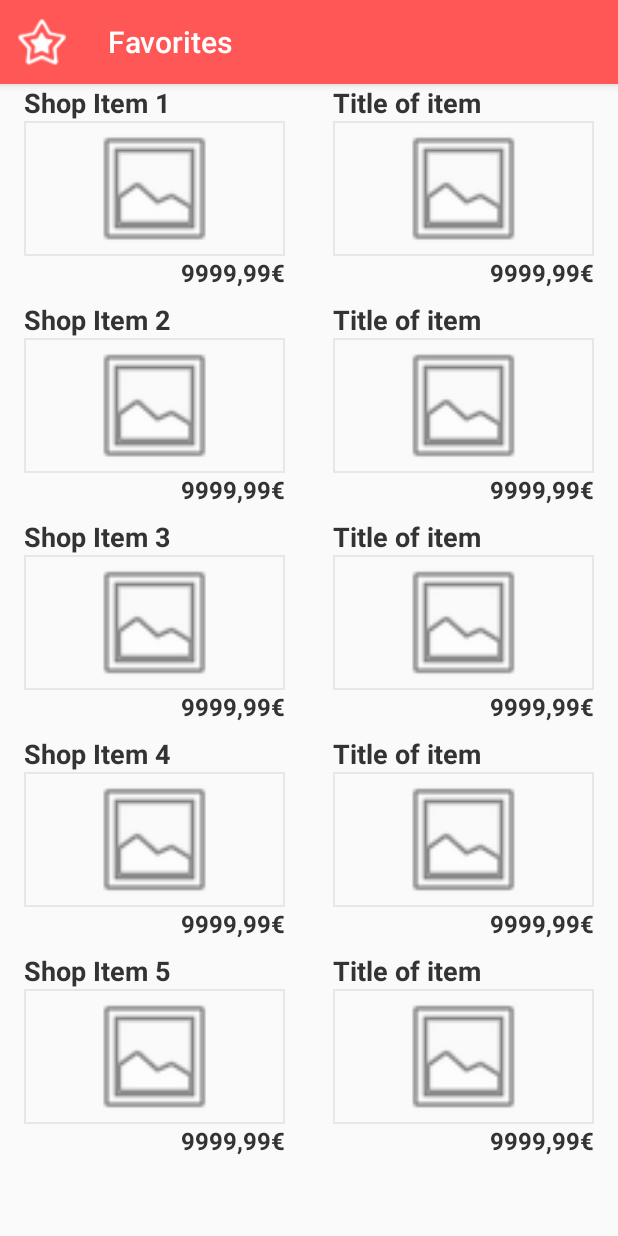
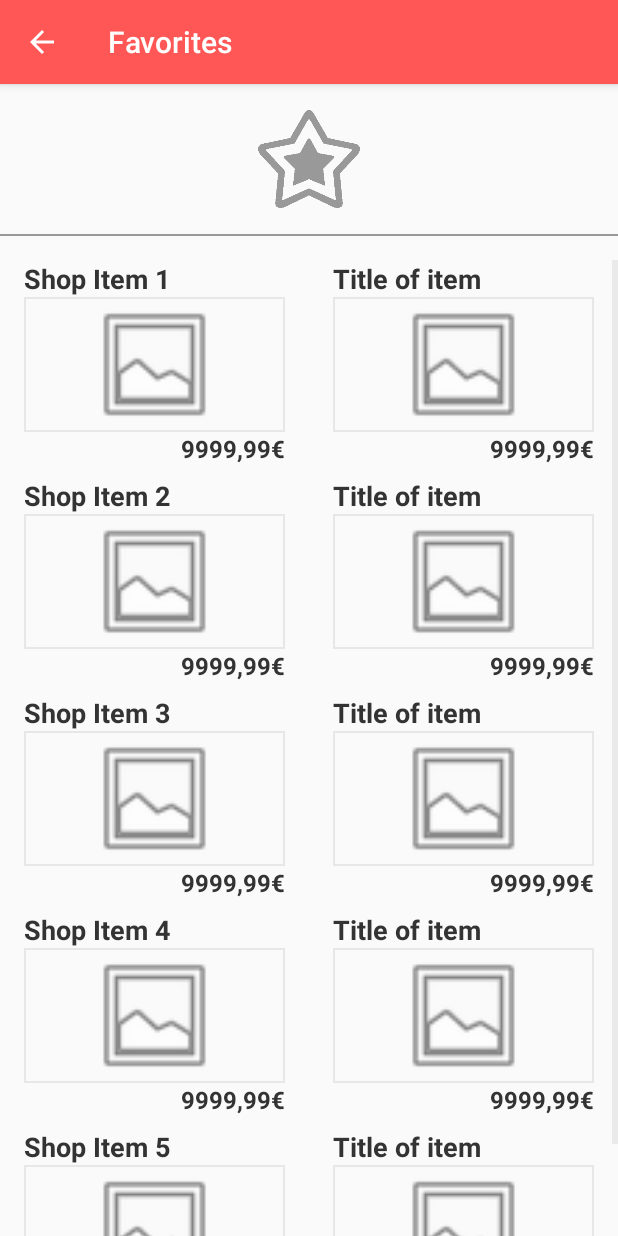
Before and after one commit to couch-dev/ShopProject, an Android app: the FavoritesActivity screen opened directly, with no data from a screen before it, on a phone screen of 412 x 824 dp. Run offline under Robolectric (Android 15) with nearby library versions, the phone set to English and light mode, and no system bars.

Commit message:
tiles activities gui update

```diff
--- a/app/src/main/java/net/couchdev/android/layoutsandbox/controller/FavoritesActivity.java
+++ b/app/src/main/java/net/couchdev/android/layoutsandbox/controller/FavoritesActivity.java
@@ -21,12 +21,14 @@
 package net.couchdev.android.layoutsandbox.controller;
 
 import android.content.Intent;
+import android.graphics.PorterDuff;
 import android.os.Bundle;
 import android.support.v7.app.AppCompatActivity;
 import android.view.MenuItem;
 import android.view.View;
 import android.widget.AdapterView;
 import android.widget.ArrayAdapter;
+import android.widget.ImageView;
 import android.widget.ListView;
 
 import net.couchdev.android.layoutsandbox.R;
@@ -38,7 +40,6 @@ public class FavoritesActivity extends AppCompatActivity{
         super.onCreate(savedInstanceState);
         setContentView(R.layout.activity_tiles);
         getSupportActionBar().setDisplayHomeAsUpEnabled(true);
-        getSupportActionBar().setHomeAsUpIndicator(R.drawable.actionbar_icon_favos);
 
         ListView listView = (ListView) findViewById(R.id.tilesList);
         ArrayAdapter<String> adapter = new ArrayAdapter<>(this, R.layout.item_tile, R.id.itemTitle1,
@@ -51,6 +52,10 @@ public class FavoritesActivity extends AppCompatActivity{
                 startActivity(intent);
             }
         });
+
+        ImageView icon = (ImageView) findViewById(R.id.iconImage);
+        icon.setImageResource(R.drawable.ic_favos_white);
+        icon.getDrawable().setColorFilter(getResources().getColor(R.color.light_gray), PorterDuff.Mode.MULTIPLY);
     }
 
     @Override
--- a/app/src/main/res/layout/activity_register.xml
+++ b/app/src/main/res/layout/activity_register.xml
@@ -55,7 +55,7 @@
         android:layout_alignParentRight="true"
         android:background="@drawable/button_selector2"
         android:scaleType="fitCenter"
-        android:padding="6dp"
+        android:padding="10dp"
         android:src="@drawable/ic_recently_small"/>
 
     <net.couchdev.android.layoutsandbox.view.CheckableEditText
@@ -79,7 +79,7 @@
         android:layout_alignParentRight="true"
         android:background="@drawable/button_selector2"
         android:scaleType="fitCenter"
-        android:padding="6dp"
+        android:padding="10dp"
         android:src="@drawable/ic_recently_small"/>
 
     <Button
--- a/app/src/main/res/layout/activity_tiles.xml
+++ b/app/src/main/res/layout/activity_tiles.xml
@@ -2,12 +2,28 @@
 <RelativeLayout xmlns:android="http://schemas.android.com/apk/res/android"
     android:layout_width="match_parent"
     android:layout_height="match_parent">
+
+    <ImageView
+        android:id="@+id/iconImage"
+        android:layout_width="match_parent"
+        android:layout_height="100dp"
+        android:scaleType="fitCenter"
+        android:adjustViewBounds="true"
+        android:padding="16dp"/>
+    <View
+        android:id="@+id/dividerView"
+        android:layout_width="match_parent"
+        android:layout_height="1dp"
+        android:layout_below="@+id/iconImage"
+        android:background="@color/light_gray"
+        android:layout_marginBottom="16dp"/>
 
     <ListView
         android:id="@+id/tilesList"
         android:layout_width="match_parent"
         android:layout_height="match_parent"
         android:divider="@android:color/transparent"
-        android:dividerHeight="8dp"/>
+        android:dividerHeight="8dp"
+        android:layout_below="@+id/dividerView"/>
 
 </RelativeLayout>
--- a/app/src/main/res/layout/new_activity_login.xml
+++ b/app/src/main/res/layout/new_activity_login.xml
@@ -46,7 +46,7 @@
         android:layout_alignParentRight="true"
         android:background="@drawable/button_selector2"
         android:scaleType="fitCenter"
-        android:padding="6dp"
+        android:padding="10dp"
         android:src="@drawable/ic_recently_small"/>
     <Button
         android:id="@+id/infoButton"
```
Also changed, not shown: app/src/main/java/net/couchdev/android/layoutsandbox/controller/MyItemsActivity.java (+6 -1 lines), app/src/main/java/net/couchdev/android/layoutsandbox/controller/RecentlyViewedActivity.java (+6 -1 lines), app/src/main/java/net/couchdev/android/layoutsandbox/model/Database.java (+14 -13 lines), app/src/main/java/net/couchdev/android/layoutsandbox/model/ServerMock.java (+8 -8 lines), app/src/main/res/drawable/ic_favos.png, app/src/main/res/drawable/ic_favos_small.png, app/src/main/res/drawable/ic_favos_small_white.png, app/src/main/res/drawable/ic_favos_small_white_32.png, app/src/main/res/drawable/ic_favos_white.png (added), app/src/main/res/drawable/ic_recently_small_white.png (added), app/src/main/res/drawable/ic_recently_white.png (added).
